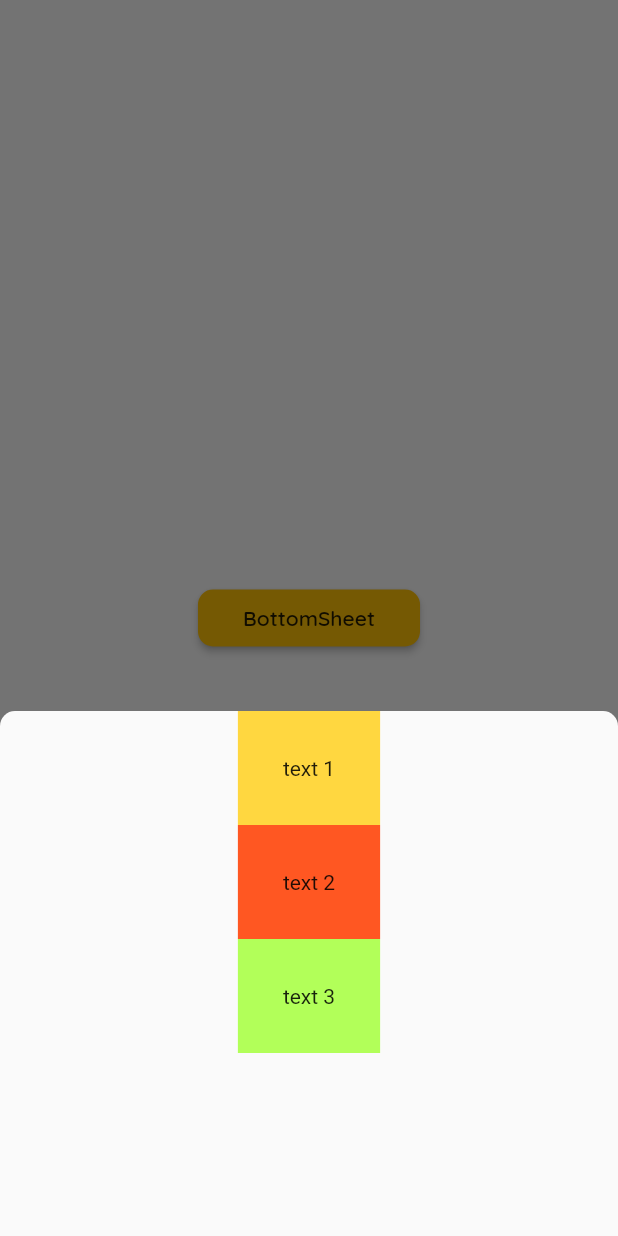
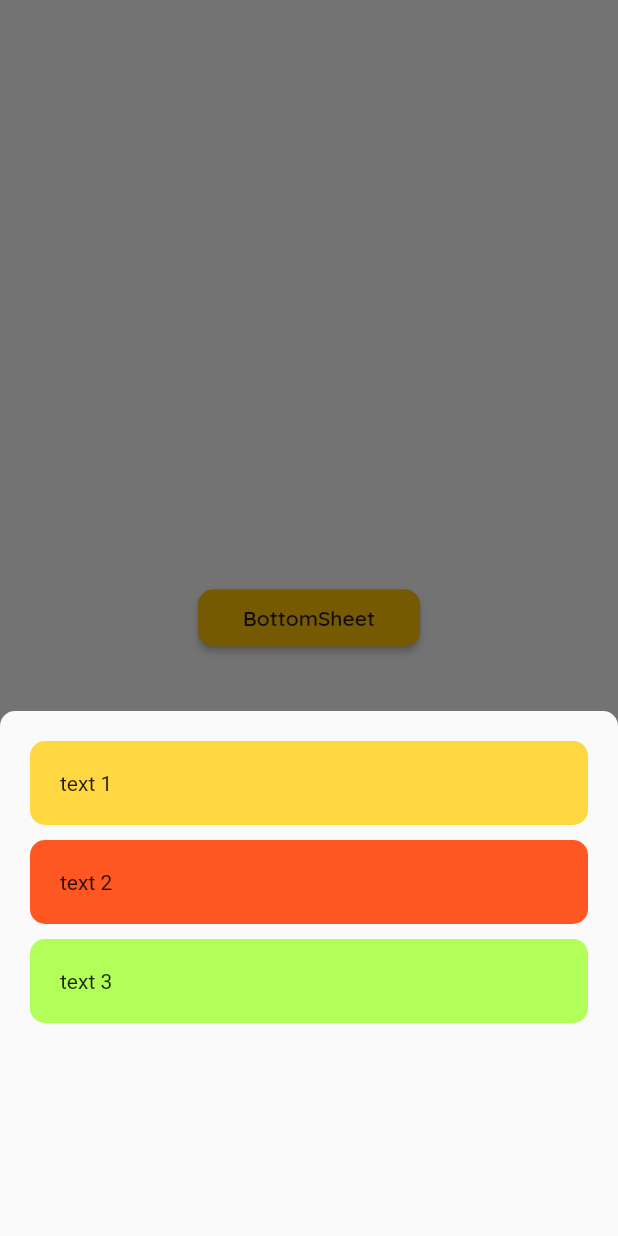
Before and after one commit to bhumit822/flutter_catalog, a Flutter app: the BottomSheetImplementation screen opened directly, after a tap on "BottomSheet", on a phone screen of 412 x 824 dp. Run offline on Flutter 3.47's test engine with Material 2 defaults, Android fonts, the phone set to English and light mode, and no system bars; our stand-ins replace google_fonts.

Commit message:
first commit

```diff
--- a/lib/widget_list/bottomsheet.dart
+++ b/lib/widget_list/bottomsheet.dart
@@ -25,19 +25,27 @@ class _BottomSheetImplementationState extends State<BottomSheetImplementation> {
                 context: context,
                 builder: (context) {
                   return Container(
+                    padding: EdgeInsets.all(20),
                     decoration: BoxDecoration(
                         // color: Colors.white,
                         ),
                     height: 350,
+                    width: double.infinity,
                     child: Column(
                       children: [
                         NewWidget(
                           text: 'text 1',
                           color: Colors.amberAccent,
                         ),
+                        SizedBox(
+                          height: 10,
+                        ),
                         NewWidget(
                           text: 'text 2',
                           color: Colors.deepOrange,
+                        ),
+                        SizedBox(
+                          height: 10,
                         ),
                         NewWidget(
                           text: 'text 3',
@@ -73,9 +81,11 @@ class NewWidget extends StatelessWidget {
   @override
   Widget build(BuildContext context) {
     return Container(
-      padding: EdgeInsets.all(30),
+      decoration:
+          BoxDecoration(color: color, borderRadius: BorderRadius.circular(10)),
+      width: double.infinity,
+      padding: EdgeInsets.all(20),
       child: Text(text),
-      color: color,
     );
   }
 }
```
